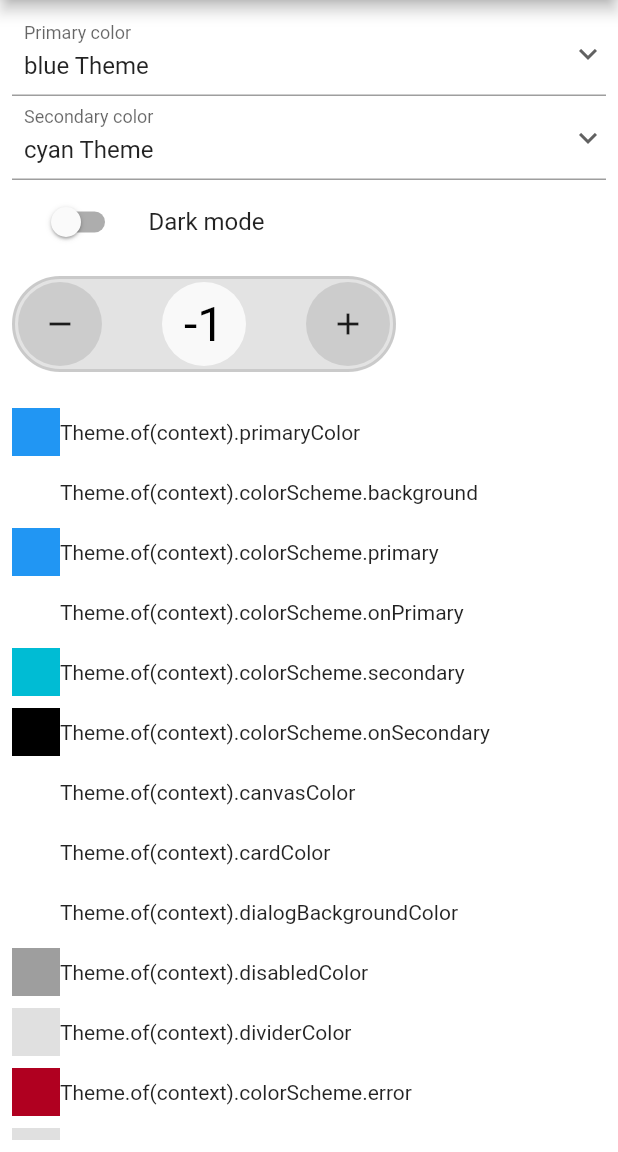
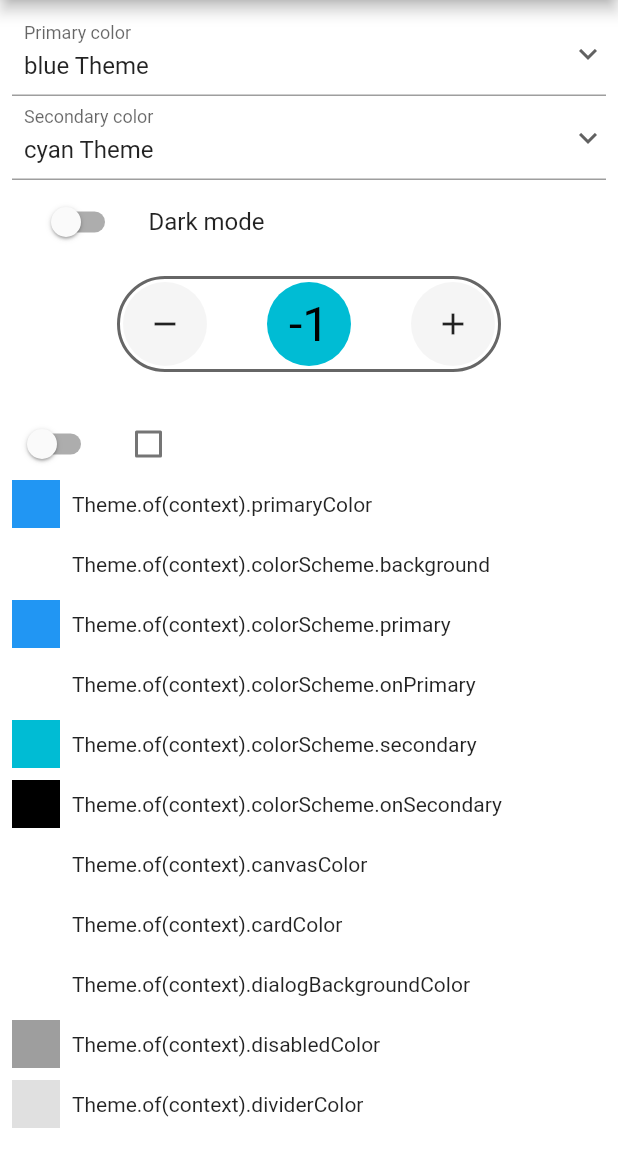
Before and after one commit to BrianCraig/counter_slider, a Flutter app: the screen it shows after launch, after a tap on the "remove" icon, on a phone screen of 412 x 824 dp, the part 84-1236 px from its top. Run offline on Flutter 3.47's test engine with Material 2 defaults, Android fonts, the phone set to English and light mode, and no system bars.

Commit message:
feat: new component params and style

```diff
--- a/lib/counter_slider.dart
+++ b/lib/counter_slider.dart
@@ -29,14 +29,23 @@ bool between(double x, double min, double max) {
 class CounterSlider extends StatefulWidget {
   const CounterSlider({
     super.key,
+    required this.value,
+    required this.setValue,
     required this.width,
     required this.height,
+    this.minValue = double.negativeInfinity,
+    this.maxValue = double.infinity,
     this.buttonBorderGap = 2,
     this.borderSize = 2,
     this.slideFactor = 1.4,
   })  : assert(slideFactor >= 0.0),
         assert(width >= 96),
         assert(height >= 32);
+
+  final int value;
+  final void Function(int) setValue;
+
+  final double minValue, maxValue;
 
   final double width, height;
 
@@ -47,8 +56,6 @@ class CounterSlider extends StatefulWidget {
 }
 
 class _CounterSliderState extends State<CounterSlider> {
-  int value = 0;
-
   Offset change = Offset.zero;
 
   _LockedOn lockedOn = _LockedOn.X;
@@ -81,21 +88,19 @@ class _CounterSliderState extends State<CounterSlider> {
   }
 
   void decrement() {
-    setState(() {
-      value--;
-    });
+    if (widget.minValue <= widget.value - 1) {
+      widget.setValue(widget.value - 1);
+    }
   }
 
   void increment() {
-    setState(() {
-      value++;
-    });
+    if (widget.maxValue >= widget.value + 1) {
+      widget.setValue(widget.value + 1);
+    }
   }
 
   void reset() {
-    setState(() {
-      value = 0;
-    });
+    widget.setValue(0);
   }
 
   @override
@@ -121,11 +126,12 @@ class _CounterSliderState extends State<CounterSlider> {
               top: y,
               child: Container(
                 decoration: BoxDecoration(
-                    borderRadius: BorderRadius.all(Radius.circular(widget.height)),
-                    border: Border.all(
-                        color: const Color.fromARGB(28, 0, 0, 0),
-                        width: widget.borderSize),
-                    color: const Color.fromARGB(28, 0, 0, 0)),
+                  borderRadius:
+                      BorderRadius.all(Radius.circular(widget.height)),
+                  border: Border.all(
+                      color: Theme.of(context).hintColor,
+                      width: widget.borderSize),
+                ),
                 child: SizedBox(
                   width: widget.width - (widget.borderSize * 2),
                   height: widget.height - (widget.borderSize * 2),
@@ -206,7 +212,7 @@ class _CounterSliderState extends State<CounterSlider> {
                   child: Container(
                     decoration: BoxDecoration(
                       borderRadius: BorderRadius.circular(_buttonRadius),
-                      color: const Color.fromARGB(200, 255, 255, 255),
+                      color: Theme.of(context).colorScheme.secondary,
                     ),
                     child: SizedBox(
                       width: _buttonSize,
@@ -214,9 +220,9 @@ class _CounterSliderState extends State<CounterSlider> {
                       child: Align(
                         alignment: Alignment.center,
                         child: Text(
-                          '$value',
+                          '${widget.value}',
                           style: TextStyle(
-                            color: const Color.fromARGB(255, 0, 0, 0),
+                            color: Theme.of(context).colorScheme.onSecondary,
                             fontSize: widget.height / 2,
                           ),
                         ),
@@ -251,8 +257,8 @@ class MyButton extends StatelessWidget {
         height: size,
         width: size,
         child: DecoratedBox(
-          decoration: const BoxDecoration(
-            color: Color.fromRGBO(0, 0, 0, .1),
+          decoration: BoxDecoration(
+            color: Theme.of(context).hoverColor,
             shape: BoxShape.circle,
           ),
           child: Icon(
--- a/lib/flutter_form.dart
+++ b/lib/flutter_form.dart
@@ -23,6 +23,8 @@ class _FormPageState extends State<FormPage> {
 }
 
 class SignUpForm extends StatefulWidget {
+  const SignUpForm({super.key});
+
   @override
   _SignUpFormState createState() => _SignUpFormState();
 }
--- a/lib/main.dart
+++ b/lib/main.dart
@@ -1,5 +1,4 @@
 import 'package:counter_slider/counter_slider.dart';
-import 'package:counter_slider/flutter_form.dart';
 import 'package:flutter/material.dart';
 import 'package:flutter/services.dart';
 
@@ -8,10 +7,6 @@ void main() {
 }
 
 const p0 = MyHomePage();
-
-const p1 = FormPage(
-  title: 'Title',
-);
 
 Map<String, MaterialColor> colors = {
   "red": Colors.red,
@@ -44,6 +39,14 @@ class ExampleApp extends StatefulWidget {
 class _ExampleAppState extends State<ExampleApp> {
   MaterialColor primary = Colors.blue, secondary = Colors.cyan;
   bool darkMode = false;
+  int value = 0;
+
+  void setValue(int newValue) {
+    setState(() {
+      value = newValue;
+    });
+  }
+
   @override
   Widget build(BuildContext context) {
     return MaterialApp(
@@ -127,19 +130,59 @@ class _ExampleAppState extends State<ExampleApp> {
                 ),
               ),
               separatorWidget,
-              const CounterSlider(
-                width: 256,
-                height: 64,
-                slideFactor: 1,
+              Center(
+                child: CounterSlider(
+                  value: value,
+                  setValue: setValue,
+                  width: 256,
+                  height: 64,
+                  slideFactor: 1.4,
+                ),
               ),
               separatorWidget,
               separatorWidget,
               separatorWidget,
+              const MaterialInputs(),
               const DebugColors(),
             ],
           ),
         ),
       ),
+    );
+  }
+}
+
+class MaterialInputs extends StatefulWidget {
+  const MaterialInputs({super.key});
+
+  @override
+  State<MaterialInputs> createState() => _MaterialInputsState();
+}
+
+class _MaterialInputsState extends State<MaterialInputs> {
+  bool switchState = false;
+  bool checkbox = false;
+
+  void setSwitch(bool? newValue) {
+    setState(() {
+      switchState = newValue!;
+    });
+  }
+
+  void setCheckbox(bool? newValue) {
+    setState(() {
+      checkbox = newValue!;
+    });
+  }
+
+  @override
+  Widget build(BuildContext context) {
+    return Row(
+      children: [
+        Switch(value: switchState, onChanged: setSwitch),
+        separatorWidget,
+        Checkbox(value: checkbox, onChanged: setCheckbox)
+      ],
     );
   }
 }
@@ -272,6 +315,7 @@ class DebugColors extends StatelessWidget {
 
 const separatorWidget = SizedBox(
   height: 8.0,
+  width: 8.0,
 );
 
 class ColorDebugger extends StatelessWidget {
@@ -328,20 +372,26 @@ class MyHomePage extends StatelessWidget {
         child: Column(
           mainAxisAlignment: MainAxisAlignment.center,
           children: <Widget>[
-            const CounterSlider(
+            CounterSlider(
+              value: 1,
+              setValue: (_) {},
               width: 256,
               height: 64,
               slideFactor: 1,
             ),
             const SizedBox(height: 48),
-            const CounterSlider(
+            CounterSlider(
+              value: 1,
+              setValue: (_) {},
               width: 300,
               height: 120,
               borderSize: 4,
               buttonBorderGap: 4,
             ),
             const SizedBox(height: 48),
-            const CounterSlider(
+            CounterSlider(
+              value: 1,
+              setValue: (_) {},
               width: 300,
               height: 48,
               slideFactor: 0.8,
@@ -349,7 +399,9 @@ class MyHomePage extends StatelessWidget {
               buttonBorderGap: 0,
             ),
             const SizedBox(height: 48),
-            const CounterSlider(
+            CounterSlider(
+              value: 1,
+              setValue: (_) {},
               width: 96,
               height: 32,
               slideFactor: 4,
```
